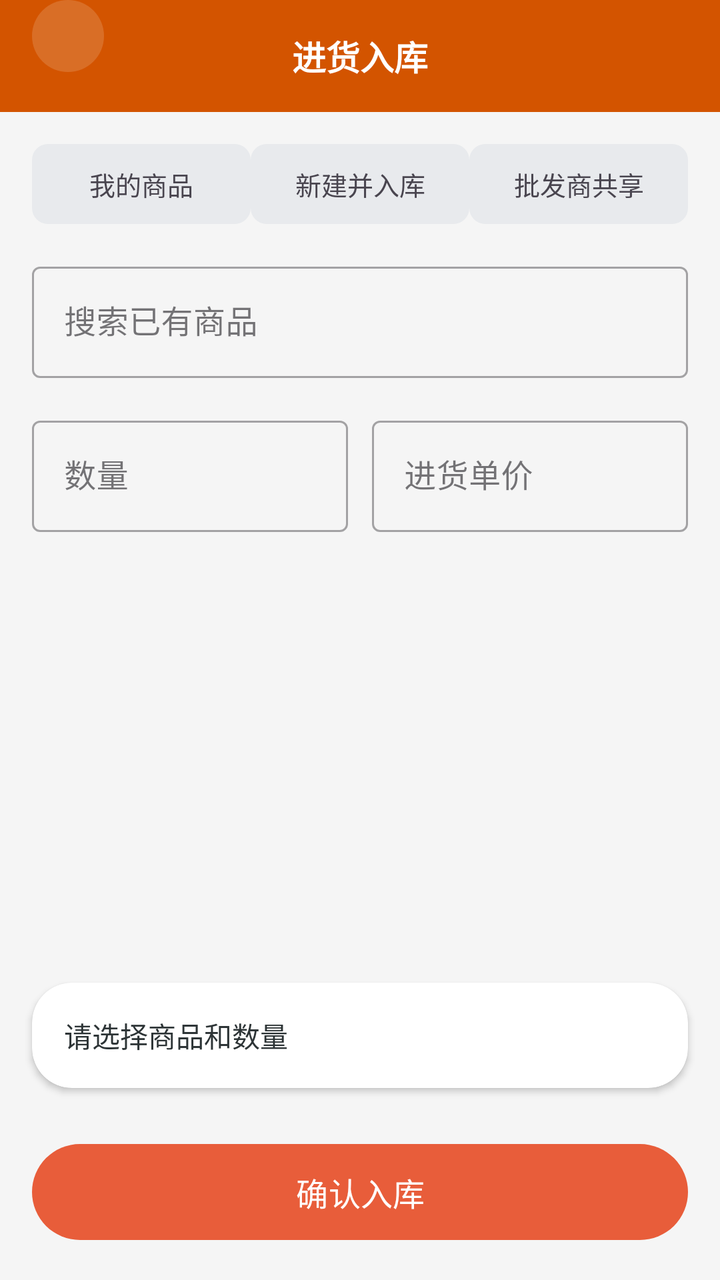
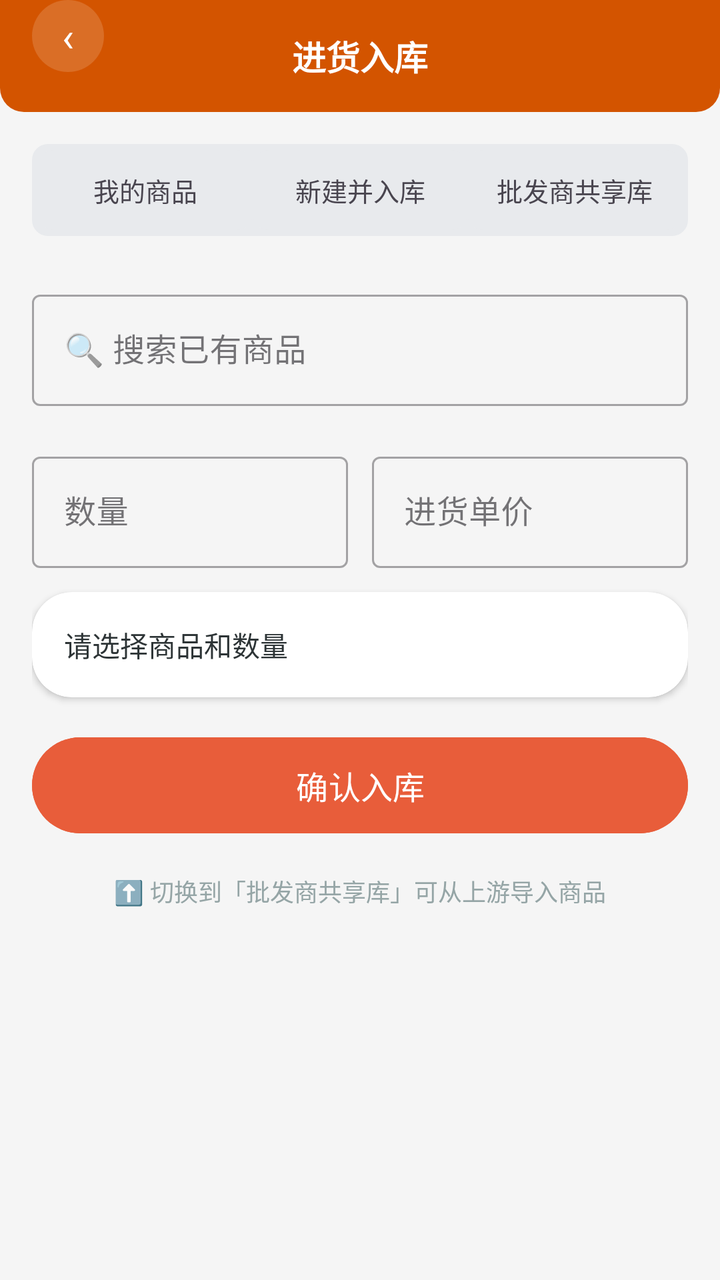

Screens rendered from an Android XML layout before and after an edit, with the pre-edit source and the edit as a unified diff.
<!-- AndroidManifest.xml: application theme Theme.ClothingSI -->
<!-- res/layout/activity_purchase.xml -->
<?xml version="1.0" encoding="utf-8"?>
<LinearLayout xmlns:android="http://schemas.android.com/apk/res/android"
    xmlns:app="http://schemas.android.com/apk/res-auto"
    android:layout_width="match_parent" android:layout_height="match_parent"
    android:orientation="vertical" android:background="#F5F5F5">
    <RelativeLayout android:layout_width="match_parent" android:layout_height="56dp"
        android:background="#D35400" android:paddingHorizontal="16dp">
        <TextView android:id="@+id/btn_back" android:layout_width="36dp" android:layout_height="36dp"
            android:text="‹" android:textSize="20dp" android:textColor="#FFFFFF"
            android:gravity="center" android:background="@drawable/circle_bg" android:alpha="0.15" />
        <TextView android:layout_width="wrap_content" android:layout_height="wrap_content"
            android:text="进货入库" android:textSize="17dp" android:textStyle="bold"
            android:textColor="#FFFFFF" android:layout_centerInParent="true" />
    </RelativeLayout>
    <LinearLayout android:layout_width="match_parent" android:layout_height="wrap_content"
        android:orientation="horizontal" android:gravity="center"
        android:layout_margin="16dp" android:weightSum="3">
        <TextView android:id="@+id/tab_my_products" android:layout_width="0dp" android:layout_height="40dp"
            android:layout_weight="1" android:gravity="center" android:text="我的商品"
            android:textSize="13dp" android:background="@drawable/segment_tab_bg" />
        <TextView android:id="@+id/tab_new_product" android:layout_width="0dp" android:layout_height="40dp"
            android:layout_weight="1" android:gravity="center" android:text="新建并入库"
            android:textSize="13dp" android:background="@drawable/segment_tab_bg" />
        <TextView android:id="@+id/tab_wholesale" android:layout_width="0dp" android:layout_height="40dp"
            android:layout_weight="1" android:gravity="center" android:text="批发商共享"
            android:textSize="13dp" android:background="@drawable/segment_tab_bg" />
    </LinearLayout>

    
    <LinearLayout android:id="@+id/panel_my_products" android:layout_width="match_parent"
        android:layout_height="wrap_content" android:orientation="vertical" android:paddingHorizontal="16dp">
        <com.google.android.material.textfield.TextInputLayout style="@style/Widget.MaterialComponents.TextInputLayout.OutlinedBox"
            android:layout_width="match_parent" android:layout_height="wrap_content"
            android:layout_marginBottom="8dp">
            <com.google.android.material.textfield.TextInputEditText android:id="@+id/et_search_product"
                android:layout_width="match_parent" android:layout_height="wrap_content" android:hint="搜索已有商品" />
        </com.google.android.material.textfield.TextInputLayout>
        <androidx.recyclerview.widget.RecyclerView android:id="@+id/rv_purchase_products"
            android:layout_width="match_parent" android:layout_height="wrap_content"
            android:maxHeight="200dp" />
        <LinearLayout android:layout_width="match_parent" android:layout_height="wrap_content"
            android:orientation="horizontal" android:layout_marginTop="8dp">
            <com.google.android.material.textfield.TextInputLayout style="@style/Widget.MaterialComponents.TextInputLayout.OutlinedBox"
                android:layout_width="0dp" android:layout_height="wrap_content" android:layout_weight="1"
                android:layout_marginEnd="6dp">
                <com.google.android.material.textfield.TextInputEditText android:id="@+id/et_purchase_qty"
                    android:layout_width="match_parent" android:layout_height="wrap_content"
                    android:hint="数量" android:inputType="number" />
            </com.google.android.material.textfield.TextInputLayout>
            <com.google.android.material.textfield.TextInputLayout style="@style/Widget.MaterialComponents.TextInputLayout.OutlinedBox"
                android:layout_width="0dp" android:layout_height="wrap_content" android:layout_weight="1"
                android:layout_marginStart="6dp">
                <com.google.android.material.textfield.TextInputEditText android:id="@+id/et_purchase_price_input"
                    android:layout_width="match_parent" android:layout_height="wrap_content"
                    android:hint="进货单价" android:inputType="numberDecimal" />
            </com.google.android.material.textfield.TextInputLayout>
        </LinearLayout>
    </LinearLayout>

    
    <LinearLayout android:id="@+id/panel_new_product" android:layout_width="match_parent"
        android:layout_height="wrap_content" android:orientation="vertical" android:paddingHorizontal="16dp"
        android:visibility="gone">
        <com.google.android.material.textfield.TextInputLayout style="@style/Widget.MaterialComponents.TextInputLayout.OutlinedBox"
            android:layout_width="match_parent" android:layout_height="wrap_content" android:layout_marginBottom="8dp">
            <com.google.android.material.textfield.TextInputEditText android:id="@+id/et_new_name"
                android:layout_width="match_parent" android:layout_height="wrap_content" android:hint="商品名称" />
        </com.google.android.material.textfield.TextInputLayout>
        <LinearLayout android:layout_width="match_parent" android:layout_height="wrap_content"
            android:orientation="horizontal">
            <com.google.android.material.textfield.TextInputLayout style="@style/Widget.MaterialComponents.TextInputLayout.OutlinedBox"
                android:layout_width="0dp" android:layout_height="wrap_content" android:layout_weight="1"
                android:layout_marginEnd="6dp">
                <com.google.android.material.textfield.TextInputEditText android:id="@+id/et_new_purchase_price"
                    android:layout_width="match_parent" android:layout_height="wrap_content"
                    android:hint="进价" android:inputType="numberDecimal" />
            </com.google.android.material.textfield.TextInputLayout>
            <com.google.android.material.textfield.TextInputLayout style="@style/Widget.MaterialComponents.TextInputLayout.OutlinedBox"
                android:layout_width="0dp" android:layout_height="wrap_content" android:layout_weight="1"
                android:layout_marginStart="6dp">
                <com.google.android.material.textfield.TextInputEditText android:id="@+id/et_new_selling_price"
                    android:layout_width="match_parent" android:layout_height="wrap_content"
                    android:hint="售价" android:inputType="numberDecimal" />
            </com.google.android.material.textfield.TextInputLayout>
        </LinearLayout>
        <com.google.android.material.textfield.TextInputLayout style="@style/Widget.MaterialComponents.TextInputLayout.OutlinedBox"
            android:layout_width="match_parent" android:layout_height="wrap_content" android:layout_marginTop="8dp">
            <com.google.android.material.textfield.TextInputEditText android:id="@+id/et_new_qty"
                android:layout_width="match_parent" android:layout_height="wrap_content"
                android:hint="入库数量" android:inputType="number" />
        </com.google.android.material.textfield.TextInputLayout>
    </LinearLayout>

    
    <LinearLayout android:id="@+id/panel_wholesale" android:layout_width="match_parent"
        android:layout_height="wrap_content" android:orientation="vertical" android:paddingHorizontal="16dp"
        android:visibility="gone">
        <com.google.android.material.textfield.TextInputLayout style="@style/Widget.MaterialComponents.TextInputLayout.OutlinedBox"
            android:layout_width="match_parent" android:layout_height="wrap_content">
            <com.google.android.material.textfield.TextInputEditText android:id="@+id/et_wholesale_search"
                android:layout_width="match_parent" android:layout_height="wrap_content" android:hint="搜索共享商品" />
        </com.google.android.material.textfield.TextInputLayout>
        <TextView android:layout_width="wrap_content" android:layout_height="wrap_content"
            android:text="从批发商共享池选择商品进货" android:textSize="13dp" android:textColor="#95A5A6"
            android:layout_marginTop="8dp" />
    </LinearLayout>

    <View android:layout_width="match_parent" android:layout_height="0dp" android:layout_weight="1" />

    
    <androidx.cardview.widget.CardView android:layout_width="match_parent" android:layout_height="wrap_content"
        android:layout_marginHorizontal="16dp" android:layout_marginBottom="8dp"
        app:cardCornerRadius="20dp" app:cardElevation="2dp">
        <TextView android:id="@+id/tv_purchase_summary" android:layout_width="wrap_content"
            android:layout_height="wrap_content" android:text="请选择商品和数量"
            android:padding="16dp" android:textSize="14dp" android:textColor="#2D3436" />
    </androidx.cardview.widget.CardView>
    <com.google.android.material.button.MaterialButton android:id="@+id/btn_confirm_purchase"
        android:layout_width="match_parent" android:layout_height="56dp" android:text="确认入库"
        android:textSize="16dp" app:cornerRadius="28dp" android:layout_margin="16dp" />
</LinearLayout>
<!-- resources referenced by this layout -->
<resources>
  <!-- drawable circle_bg (drawable) -->
  <?xml version="1.0" encoding="utf-8"?>
  <shape xmlns:android="http://schemas.android.com/apk/res/android" android:shape="oval">
      <solid android:color="#FFFFFF" />
  </shape>
  <!-- drawable segment_tab_bg (drawable) -->
  <?xml version="1.0" encoding="utf-8"?>
  <selector xmlns:android="http://schemas.android.com/apk/res/android">
      <item android:state_selected="true">
          <shape android:shape="rectangle">
              <solid android:color="#FFFFFF" />
              <corners android:radius="8dp" />
          </shape>
      </item>
      <item>
          <shape android:shape="rectangle">
              <solid android:color="#E8EAED" />
              <corners android:radius="8dp" />
          </shape>
      </item>
  </selector>
  <style name="Theme.ClothingSI" parent="Theme.Material3.Light.NoActionBar">
          <item name="colorPrimary">@color/primary</item>
          <item name="colorPrimaryDark">@color/primary_dark</item>
          <item name="colorAccent">@color/accent</item>
          <item name="android:statusBarColor">@color/primary_dark</item>
          <item name="android:navigationBarColor">@color/white</item>
      </style>
  <color name="primary">#E85D3A</color>
  <color name="primary_dark">#D35400</color>
  <color name="accent">#F4A460</color>
  <color name="white">#FFFFFF</color>
</resources>

<!-- the commit's change to res/layout/activity_purchase.xml (unified diff, before → after) -->
@@ -1,121 +1,153 @@
 <?xml version="1.0" encoding="utf-8"?>
-<LinearLayout xmlns:android="http://schemas.android.com/apk/res/android"
+<FrameLayout xmlns:android="http://schemas.android.com/apk/res/android"
     xmlns:app="http://schemas.android.com/apk/res-auto"
     android:layout_width="match_parent" android:layout_height="match_parent"
-    android:orientation="vertical" android:background="#F5F5F5">
-    <RelativeLayout android:layout_width="match_parent" android:layout_height="56dp"
-        android:background="#D35400" android:paddingHorizontal="16dp">
-        <TextView android:id="@+id/btn_back" android:layout_width="36dp" android:layout_height="36dp"
-            android:text="‹" android:textSize="20dp" android:textColor="#FFFFFF"
-            android:gravity="center" android:background="@drawable/circle_bg" android:alpha="0.15" />
-        <TextView android:layout_width="wrap_content" android:layout_height="wrap_content"
-            android:text="进货入库" android:textSize="17dp" android:textStyle="bold"
-            android:textColor="#FFFFFF" android:layout_centerInParent="true" />
-    </RelativeLayout>
-    <LinearLayout android:layout_width="match_parent" android:layout_height="wrap_content"
-        android:orientation="horizontal" android:gravity="center"
-        android:layout_margin="16dp" android:weightSum="3">
-        <TextView android:id="@+id/tab_my_products" android:layout_width="0dp" android:layout_height="40dp"
-            android:layout_weight="1" android:gravity="center" android:text="我的商品"
-            android:textSize="13dp" android:background="@drawable/segment_tab_bg" />
-        <TextView android:id="@+id/tab_new_product" android:layout_width="0dp" android:layout_height="40dp"
-            android:layout_weight="1" android:gravity="center" android:text="新建并入库"
-            android:textSize="13dp" android:background="@drawable/segment_tab_bg" />
-        <TextView android:id="@+id/tab_wholesale" android:layout_width="0dp" android:layout_height="40dp"
-            android:layout_weight="1" android:gravity="center" android:text="批发商共享"
-            android:textSize="13dp" android:background="@drawable/segment_tab_bg" />
+    android:background="#F5F5F5">
+
+    <LinearLayout android:layout_width="match_parent" android:layout_height="match_parent"
+        android:orientation="vertical">
+        <RelativeLayout android:layout_width="match_parent" android:layout_height="56dp"
+            android:background="@drawable/header_bar_bg" android:paddingHorizontal="16dp">
+            <TextView android:id="@+id/btn_back" android:layout_width="36dp" android:layout_height="36dp"
+                android:text="‹" android:textSize="20dp" android:textColor="#FFFFFF"
+                android:gravity="center" android:background="@drawable/circle_bg" />
+            <TextView android:layout_width="wrap_content" android:layout_height="wrap_content"
+                android:text="进货入库" android:textSize="17dp" android:textStyle="bold"
+                android:textColor="#FFFFFF" android:layout_centerInParent="true" />
+        </RelativeLayout>
+
+        <LinearLayout android:layout_width="match_parent" android:layout_height="wrap_content"
+            android:orientation="horizontal" android:gravity="center"
+            android:layout_margin="16dp" android:layout_marginBottom="0dp"
+            android:weightSum="3" android:background="@drawable/segment_container_bg" android:padding="3dp">
+            <TextView android:id="@+id/tab_my_products" android:layout_width="0dp" android:layout_height="40dp"
+                android:layout_weight="1" android:gravity="center" android:text="我的商品"
+                android:textSize="13dp" android:clickable="true" android:focusable="true"
+                android:background="@drawable/segment_tab_bg" />
+            <TextView android:id="@+id/tab_new_product" android:layout_width="0dp" android:layout_height="40dp"
+                android:layout_weight="1" android:gravity="center" android:text="新建并入库"
+                android:textSize="13dp" android:clickable="true" android:focusable="true"
+                android:background="@drawable/segment_tab_bg" />
+            <TextView android:id="@+id/tab_wholesale" android:layout_width="0dp" android:layout_height="40dp"
+                android:layout_weight="1" android:gravity="center" android:text="批发商共享库"
+                android:textSize="13dp" android:clickable="true" android:focusable="true"
+                android:background="@drawable/segment_tab_bg" />
+        </LinearLayout>
+
+        <ScrollView android:layout_width="match_parent" android:layout_height="match_parent"
+            android:paddingHorizontal="16dp" android:paddingTop="8dp">
+            <LinearLayout android:layout_width="match_parent" android:layout_height="wrap_content"
+                android:orientation="vertical">
+
+                
+                <LinearLayout android:id="@+id/panel_my_products" android:layout_width="match_parent"
+                    android:layout_height="wrap_content" android:orientation="vertical">
+                    <com.google.android.material.textfield.TextInputLayout
+                        android:layout_width="match_parent" android:layout_height="wrap_content"
+                        style="@style/Widget.MaterialComponents.TextInputLayout.OutlinedBox"
+                        android:layout_marginBottom="8dp" android:hint="🔍 搜索已有商品">
+                        <com.google.android.material.textfield.TextInputEditText android:id="@+id/et_search_product"
+                            android:layout_width="match_parent" android:layout_height="wrap_content" />
+                    </com.google.android.material.textfield.TextInputLayout>
+                    <androidx.recyclerview.widget.RecyclerView android:id="@+id/rv_purchase_products"
+                        android:layout_width="match_parent" android:layout_height="wrap_content"
+                        android:maxHeight="200dp" android:layout_marginBottom="8dp" />
+                    <LinearLayout android:layout_width="match_parent" android:layout_height="wrap_content"
+                        android:orientation="horizontal" android:layout_marginTop="4dp">
+                        <com.google.android.material.textfield.TextInputLayout
+                            android:layout_width="0dp" android:layout_height="wrap_content" android:layout_weight="1"
+                            android:layout_marginEnd="6dp" android:hint="数量"
+                            style="@style/Widget.MaterialComponents.TextInputLayout.OutlinedBox">
+                            <com.google.android.material.textfield.TextInputEditText android:id="@+id/et_purchase_qty"
+                                android:layout_width="match_parent" android:layout_height="wrap_content"
+                                android:inputType="number" />
+                        </com.google.android.material.textfield.TextInputLayout>
+                        <com.google.android.material.textfield.TextInputLayout
+                            android:layout_width="0dp" android:layout_height="wrap_content" android:layout_weight="1"
+                            android:layout_marginStart="6dp" android:hint="进货单价"
+                            style="@style/Widget.MaterialComponents.TextInputLayout.OutlinedBox">
+                            <com.google.android.material.textfield.TextInputEditText android:id="@+id/et_purchase_price_input"
+                                android:layout_width="match_parent" android:layout_height="wrap_content"
+                                android:inputType="numberDecimal" />
+                        </com.google.android.material.textfield.TextInputLayout>
+                    </LinearLayout>
+                </LinearLayout>
+
+                
+                <LinearLayout android:id="@+id/panel_new_product" android:layout_width="match_parent"
+                    android:layout_height="wrap_content" android:orientation="vertical"
+                    android:visibility="gone">
+                    <com.google.android.material.textfield.TextInputLayout
+                        android:layout_width="match_parent" android:layout_height="wrap_content"
+                        style="@style/Widget.MaterialComponents.TextInputLayout.OutlinedBox"
+                        android:layout_marginBottom="8dp" android:hint="商品名称">
+                        <com.google.android.material.textfield.TextInputEditText android:id="@+id/et_new_name"
+                            android:layout_width="match_parent" android:layout_height="wrap_content" />
+                    </com.google.android.material.textfield.TextInputLayout>
+                    <LinearLayout android:layout_width="match_parent" android:layout_height="wrap_content"
+                        android:orientation="horizontal">
+                        <com.google.android.material.textfield.TextInputLayout
+                            android:layout_width="0dp" android:layout_height="wrap_content" android:layout_weight="1"
+                            android:layout_marginEnd="6dp" android:hint="进价"
+                            style="@style/Widget.MaterialComponents.TextInputLayout.OutlinedBox">
+                            <com.google.android.material.textfield.TextInputEditText android:id="@+id/et_new_purchase_price"
+                                android:layout_width="match_parent" android:layout_height="wrap_content"
+                                android:inputType="numberDecimal" />
+                        </com.google.android.material.textfield.TextInputLayout>
+                        <com.google.android.material.textfield.TextInputLayout
+                            android:layout_width="0dp" android:layout_height="wrap_content" android:layout_weight="1"
+                            android:layout_marginStart="6dp" android:hint="售价"
+                            style="@style/Widget.MaterialComponents.TextInputLayout.OutlinedBox">
+                            <com.google.android.material.textfield.TextInputEditText android:id="@+id/et_new_selling_price"
+                                android:layout_width="match_parent" android:layout_height="wrap_content"
+                                android:inputType="numberDecimal" />
+                        </com.google.android.material.textfield.TextInputLayout>
+                    </LinearLayout>
+                    <com.google.android.material.textfield.TextInputLayout
+                        android:layout_width="match_parent" android:layout_height="wrap_content"
+                        style="@style/Widget.MaterialComponents.TextInputLayout.OutlinedBox"
+                        android:layout_marginTop="8dp" android:hint="入库数量">
+                        <com.google.android.material.textfield.TextInputEditText android:id="@+id/et_new_qty"
+                            android:layout_width="match_parent" android:layout_height="wrap_content"
+                            android:inputType="number" />
+                    </com.google.android.material.textfield.TextInputLayout>
+                </LinearLayout>
+
+                
+                <LinearLayout android:id="@+id/panel_wholesale" android:layout_width="match_parent"
+                    android:layout_height="wrap_content" android:orientation="vertical"
+                    android:visibility="gone">
+                    <com.google.android.material.textfield.TextInputLayout
+                        android:layout_width="match_parent" android:layout_height="wrap_content"
+                        style="@style/Widget.MaterialComponents.TextInputLayout.OutlinedBox"
+                        android:hint="🔍 搜索共享商品">
+                        <com.google.android.material.textfield.TextInputEditText android:id="@+id/et_wholesale_search"
+                            android:layout_width="match_parent" android:layout_height="wrap_content" />
+                    </com.google.android.material.textfield.TextInputLayout>
+                    <TextView android:layout_width="wrap_content" android:layout_height="wrap_content"
+                        android:text="从批发商共享池选择商品进货" android:textSize="13dp" android:textColor="#95A5A6"
+                        android:layout_marginTop="8dp" />
+                </LinearLayout>
+
+                
+                <View android:layout_width="match_parent" android:layout_height="0dp" android:layout_weight="1" />
+                <androidx.cardview.widget.CardView android:layout_width="match_parent" android:layout_height="wrap_content"
+                    android:layout_marginTop="12dp"
+                    app:cardCornerRadius="20dp" app:cardElevation="2dp">
+                    <TextView android:id="@+id/tv_purchase_summary" android:layout_width="wrap_content"
+                        android:layout_height="wrap_content" android:text="请选择商品和数量"
+                        android:padding="16dp" android:textSize="14dp" android:textColor="#2D3436" />
+                </androidx.cardview.widget.CardView>
+                <com.google.android.material.button.MaterialButton android:id="@+id/btn_confirm_purchase"
+                    android:layout_width="match_parent" android:layout_height="56dp" android:text="确认入库"
+                    android:textSize="16dp" app:cornerRadius="28dp" android:backgroundTint="#E85D3A"
+                    android:layout_marginVertical="16dp" />
+                <TextView android:layout_width="match_parent" android:layout_height="wrap_content"
+                    android:text="⬆️ 切换到「批发商共享库」可从上游导入商品"
+                    android:textSize="12dp" android:textColor="#95A5A6" android:gravity="center"
+                    android:layout_marginBottom="8dp" />
+            </LinearLayout>
+        </ScrollView>
     </LinearLayout>
 
-    
-    <LinearLayout android:id="@+id/panel_my_products" android:layout_width="match_parent"
-        android:layout_height="wrap_content" android:orientation="vertical" android:paddingHorizontal="16dp">
-        <com.google.android.material.textfield.TextInputLayout style="@style/Widget.MaterialComponents.TextInputLayout.OutlinedBox"
-            android:layout_width="match_parent" android:layout_height="wrap_content"
-            android:layout_marginBottom="8dp">
-            <com.google.android.material.textfield.TextInputEditText android:id="@+id/et_search_product"
-                android:layout_width="match_parent" android:layout_height="wrap_content" android:hint="搜索已有商品" />
-        </com.google.android.material.textfield.TextInputLayout>
-        <androidx.recyclerview.widget.RecyclerView android:id="@+id/rv_purchase_products"
-            android:layout_width="match_parent" android:layout_height="wrap_content"
-            android:maxHeight="200dp" />
-        <LinearLayout android:layout_width="match_parent" android:layout_height="wrap_content"
-            android:orientation="horizontal" android:layout_marginTop="8dp">
-            <com.google.android.material.textfield.TextInputLayout style="@style/Widget.MaterialComponents.TextInputLayout.OutlinedBox"
-                android:layout_width="0dp" android:layout_height="wrap_content" android:layout_weight="1"
-                android:layout_marginEnd="6dp">
-                <com.google.android.material.textfield.TextInputEditText android:id="@+id/et_purchase_qty"
-                    android:layout_width="match_parent" android:layout_height="wrap_content"
-                    android:hint="数量" android:inputType="number" />
-            </com.google.android.material.textfield.TextInputLayout>
-            <com.google.android.material.textfield.TextInputLayout style="@style/Widget.MaterialComponents.TextInputLayout.OutlinedBox"
-                android:layout_width="0dp" android:layout_height="wrap_content" android:layout_weight="1"
-                android:layout_marginStart="6dp">
-                <com.google.android.material.textfield.TextInputEditText android:id="@+id/et_purchase_price_input"
-                    android:layout_width="match_parent" android:layout_height="wrap_content"
-                    android:hint="进货单价" android:inputType="numberDecimal" />
-            </com.google.android.material.textfield.TextInputLayout>
-        </LinearLayout>
-    </LinearLayout>
-
-    
-    <LinearLayout android:id="@+id/panel_new_product" android:layout_width="match_parent"
-        android:layout_height="wrap_content" android:orientation="vertical" android:paddingHorizontal="16dp"
-        android:visibility="gone">
-        <com.google.android.material.textfield.TextInputLayout style="@style/Widget.MaterialComponents.TextInputLayout.OutlinedBox"
-            android:layout_width="match_parent" android:layout_height="wrap_content" android:layout_marginBottom="8dp">
-            <com.google.android.material.textfield.TextInputEditText android:id="@+id/et_new_name"
-                android:layout_width="match_parent" android:layout_height="wrap_content" android:hint="商品名称" />
-        </com.google.android.material.textfield.TextInputLayout>
-        <LinearLayout android:layout_width="match_parent" android:layout_height="wrap_content"
-            android:orientation="horizontal">
-            <com.google.android.material.textfield.TextInputLayout style="@style/Widget.MaterialComponents.TextInputLayout.OutlinedBox"
-                android:layout_width="0dp" android:layout_height="wrap_content" android:layout_weight="1"
-                android:layout_marginEnd="6dp">
-                <com.google.android.material.textfield.TextInputEditText android:id="@+id/et_new_purchase_price"
-                    android:layout_width="match_parent" android:layout_height="wrap_content"
-                    android:hint="进价" android:inputType="numberDecimal" />
-            </com.google.android.material.textfield.TextInputLayout>
-            <com.google.android.material.textfield.TextInputLayout style="@style/Widget.MaterialComponents.TextInputLayout.OutlinedBox"
-                android:layout_width="0dp" android:layout_height="wrap_content" android:layout_weight="1"
-                android:layout_marginStart="6dp">
-                <com.google.android.material.textfield.TextInputEditText android:id="@+id/et_new_selling_price"
-                    android:layout_width="match_parent" android:layout_height="wrap_content"
-                    android:hint="售价" android:inputType="numberDecimal" />
-            </com.google.android.material.textfield.TextInputLayout>
-        </LinearLayout>
-        <com.google.android.material.textfield.TextInputLayout style="@style/Widget.MaterialComponents.TextInputLayout.OutlinedBox"
-            android:layout_width="match_parent" android:layout_height="wrap_content" android:layout_marginTop="8dp">
-            <com.google.android.material.textfield.TextInputEditText android:id="@+id/et_new_qty"
-                android:layout_width="match_parent" android:layout_height="wrap_content"
-                android:hint="入库数量" android:inputType="number" />
-        </com.google.android.material.textfield.TextInputLayout>
-    </LinearLayout>
-
-    
-    <LinearLayout android:id="@+id/panel_wholesale" android:layout_width="match_parent"
-        android:layout_height="wrap_content" android:orientation="vertical" android:paddingHorizontal="16dp"
-        android:visibility="gone">
-        <com.google.android.material.textfield.TextInputLayout style="@style/Widget.MaterialComponents.TextInputLayout.OutlinedBox"
-            android:layout_width="match_parent" android:layout_height="wrap_content">
-            <com.google.android.material.textfield.TextInputEditText android:id="@+id/et_wholesale_search"
-                android:layout_width="match_parent" android:layout_height="wrap_content" android:hint="搜索共享商品" />
-        </com.google.android.material.textfield.TextInputLayout>
-        <TextView android:layout_width="wrap_content" android:layout_height="wrap_content"
-            android:text="从批发商共享池选择商品进货" android:textSize="13dp" android:textColor="#95A5A6"
-            android:layout_marginTop="8dp" />
-    </LinearLayout>
-
-    <View android:layout_width="match_parent" android:layout_height="0dp" android:layout_weight="1" />
-
-    
-    <androidx.cardview.widget.CardView android:layout_width="match_parent" android:layout_height="wrap_content"
-        android:layout_marginHorizontal="16dp" android:layout_marginBottom="8dp"
-        app:cardCornerRadius="20dp" app:cardElevation="2dp">
-        <TextView android:id="@+id/tv_purchase_summary" android:layout_width="wrap_content"
-            android:layout_height="wrap_content" android:text="请选择商品和数量"
-            android:padding="16dp" android:textSize="14dp" android:textColor="#2D3436" />
-    </androidx.cardview.widget.CardView>
-    <com.google.android.material.button.MaterialButton android:id="@+id/btn_confirm_purchase"
-        android:layout_width="match_parent" android:layout_height="56dp" android:text="确认入库"
-        android:textSize="16dp" app:cornerRadius="28dp" android:layout_margin="16dp" />
-</LinearLayout>
+</FrameLayout>
<!-- resource entries referenced after the edit -->
@@ -3,7 +3,19 @@
   <!-- drawable circle_bg (drawable) -->
   <?xml version="1.0" encoding="utf-8"?>
   <shape xmlns:android="http://schemas.android.com/apk/res/android" android:shape="oval">
-      <solid android:color="#FFFFFF" />
+      <solid android:color="#26FFFFFF" />
+  </shape>
+  <!-- drawable header_bar_bg (drawable) -->
+  <?xml version="1.0" encoding="utf-8"?>
+  <shape xmlns:android="http://schemas.android.com/apk/res/android" android:shape="rectangle">
+      <solid android:color="#D35400" />
+      <corners android:bottomLeftRadius="12dp" android:bottomRightRadius="12dp" />
+  </shape>
+  <!-- drawable segment_container_bg (drawable) -->
+  <?xml version="1.0" encoding="utf-8"?>
+  <shape xmlns:android="http://schemas.android.com/apk/res/android" android:shape="rectangle">
+      <corners android:radius="8dp" />
+      <solid android:color="#E8EAED" />
   </shape>
   <!-- drawable segment_tab_bg (drawable) -->
   <?xml version="1.0" encoding="utf-8"?>
